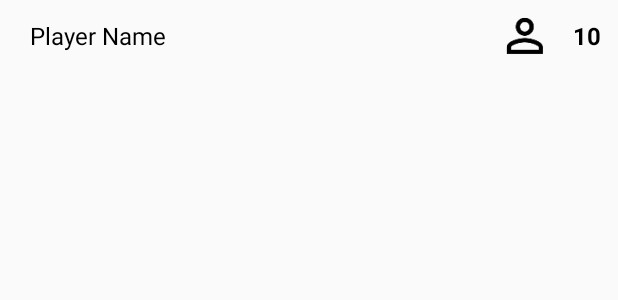
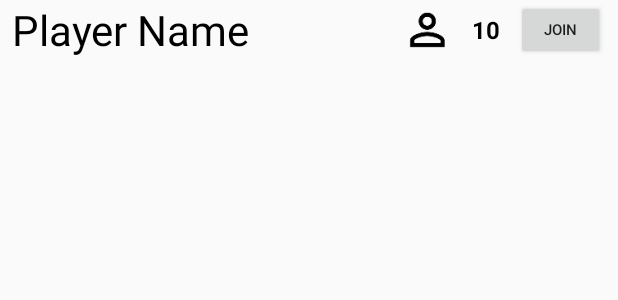
Before and after one commit to swar8080/Android-Connected-Drawing, an Android app: the layout available_session.xml on its own in the app's theme, with its tools: preview values and no code run, on a phone screen of 412 x 824 dp. Shown: the top 300 px of the screen. Run offline under Robolectric (Android 15) with nearby library versions, the phone set to English and light mode, and no system bars.

Commit message:
Added screen names and improved lobby UI

```diff
--- a/app/src/main/AndroidManifest.xml
+++ b/app/src/main/AndroidManifest.xml
@@ -20,7 +20,8 @@
             android:value="@string/service_id" />
 
         <activity android:name=".LobbyActivity"
-            android:screenOrientation="portrait">
+            android:screenOrientation="portrait"
+            android:windowSoftInputMode="stateUnchanged">
             <intent-filter>
                 <action android:name="android.intent.action.MAIN" />
 
--- a/app/src/main/java/swar8080/collaborativedrawing/ClientDrawingActivity.java
+++ b/app/src/main/java/swar8080/collaborativedrawing/ClientDrawingActivity.java
@@ -156,7 +156,7 @@ public class ClientDrawingActivity extends DrawingParticipantActivity
                 HandshakeIdentifier.PARTICIPANT);
 
         Nearby.Connections.sendConnectionRequest(mGoogleApiClient,
-                PreferenceUtil.getDisplayName(this),
+                PreferenceUtil.getPrefScreenName(this),
                 hostId,
                 connectionMessage,
                 new Connections.ConnectionResponseCallback(){
--- a/app/src/main/java/swar8080/collaborativedrawing/DrawingParticipantActivity.java
+++ b/app/src/main/java/swar8080/collaborativedrawing/DrawingParticipantActivity.java
@@ -38,6 +38,8 @@ public abstract class DrawingParticipantActivity extends AutoManagedGoogleApiAct
         BrushSizeSelectorDialogFragment.FinishedSelectingBrushSizeListener,
         DecodedMessageHandler {
 
+    public static final String SCREEN_NAME = "SCREEN_NAME";
+    protected String mScreenName;
 
     protected DrawingView mDrawingView;
     protected TextView mColourPickerIcon;
@@ -53,6 +55,8 @@ public abstract class DrawingParticipantActivity extends AutoManagedGoogleApiAct
     protected final void onCreate(Bundle savedInstanceState) {
         super.onCreate(savedInstanceState);
         setContentView(getLayoutResourceId());
+
+        mScreenName = getIntent().getStringExtra(SCREEN_NAME);
 
         Toolbar toolbar = (Toolbar)findViewById(R.id.drawingToolbar);
         setSupportActionBar(toolbar);
--- a/app/src/main/res/layout/available_session.xml
+++ b/app/src/main/res/layout/available_session.xml
@@ -1,19 +1,21 @@
 <?xml version="1.0" encoding="utf-8"?>
 <LinearLayout xmlns:android="http://schemas.android.com/apk/res/android"
     xmlns:tools="http://schemas.android.com/tools"
-    android:orientation="horizontal" android:layout_width="match_parent"
-    android:layout_height="wrap_content">
+    android:orientation="horizontal"
+    android:layout_width="match_parent"
+    android:layout_height="wrap_content"
+    android:layout_marginLeft="8dp"
+    android:layout_marginRight="8dp">
 
 
     <TextView
         android:layout_width="0dp"
         android:layout_height="match_parent"
-        android:id="@+id/session_name"
-        android:layout_weight="0.8"
+        android:id="@+id/availableSessionName"
+        android:layout_weight="0.65"
         android:gravity="center_vertical"
-        android:textSize="16sp"
+        android:textSize="28sp"
         android:textColor="@color/colourBlack"
-        android:paddingLeft="20dp"
         tools:text="Player Name"/>
 
 
@@ -35,10 +37,12 @@
 
         tools:text="10" />
 
-
-
-
-
-
+    <Button android:id="@+id/join_session_button"
+        android:layout_width="0dp"
+        android:layout_height="40sp"
+        android:layout_weight="0.15"
+        android:layout_gravity="center"
+        android:text="@string/join_session_button"
+        android:textSize="10sp"/>
 
 </LinearLayout>
--- a/app/src/main/res/layout/drawing_toolbar.xml
+++ b/app/src/main/res/layout/drawing_toolbar.xml
@@ -27,11 +27,12 @@
 
         <LinearLayout
             android:id="@+id/drawingToolbarControls"
-            android:layout_width="match_parent"
+            android:layout_width="wrap_content"
             android:layout_height="match_parent"
+            android:layout_gravity="center"
             android:orientation="horizontal"
             android:visibility="visible"
-            tools:visibility="gone">
+            tools:visibility="visible">
 
 
             <Button android:id="@+id/brushSizeButton"
--- a/app/src/main/res/values/strings.xml
+++ b/app/src/main/res/values/strings.xml
@@ -2,8 +2,10 @@
     <string name="app_name">CollaborativeDrawing</string>
     <string name="title_activity_host_drawing">HostDrawingActivity</string>
 
-    <string name="start_advertising_button_text">Start New Session</string>
-    <string name="available_sessions_header">Searching for existing sessions...</string>
+    <string name="screen_name_label">Screen Name:</string>
+    <string name="start_advertising_button_text">Start A New Session</string>
+    <string name="available_sessions_header">Existing Sessions:</string>
+    <string name="join_session_button">Join</string>
 
     <string name="drawing_status_connecting_host">Connecting to session...</string>
     <string name="drawing_status_no_connection">Not connected to internet</string>
```
Also changed, not shown: app/src/main/java/swar8080/collaborativedrawing/AvailableSessionAdapter.java (+9 -8 lines), app/src/main/java/swar8080/collaborativedrawing/HostDrawingActivity.java (+12 -10 lines), app/src/main/java/swar8080/collaborativedrawing/LobbyActivity.java (+42 -4 lines), app/src/main/java/swar8080/collaborativedrawing/util/PreferenceUtil.java (+14 -2 lines), app/src/main/res/layout/activity_lobby.xml (+51 -2 lines).
